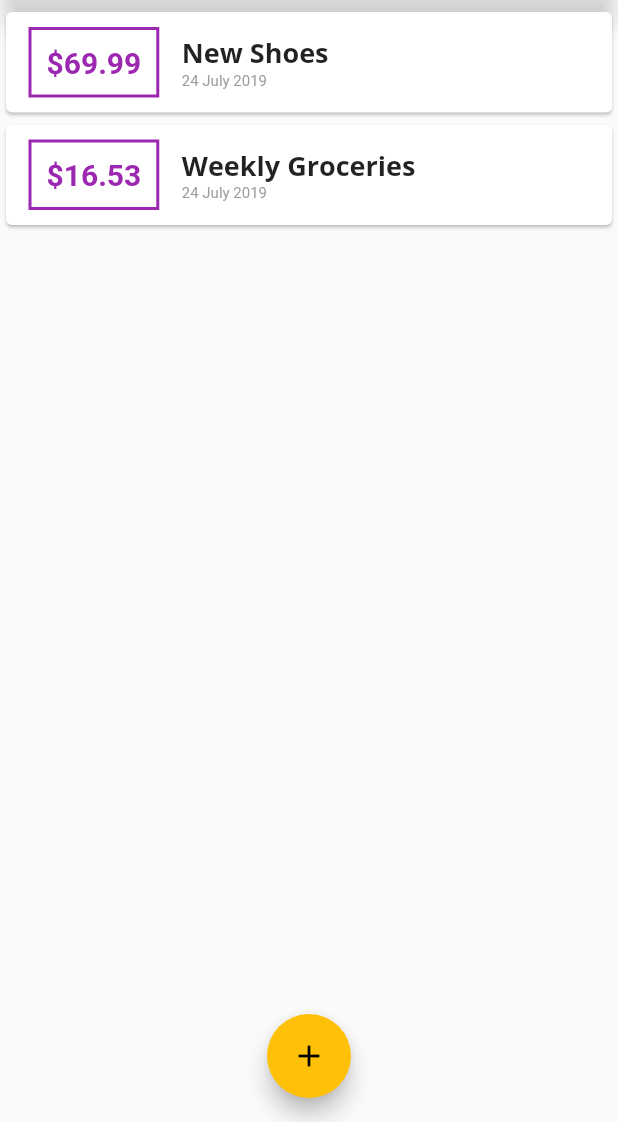
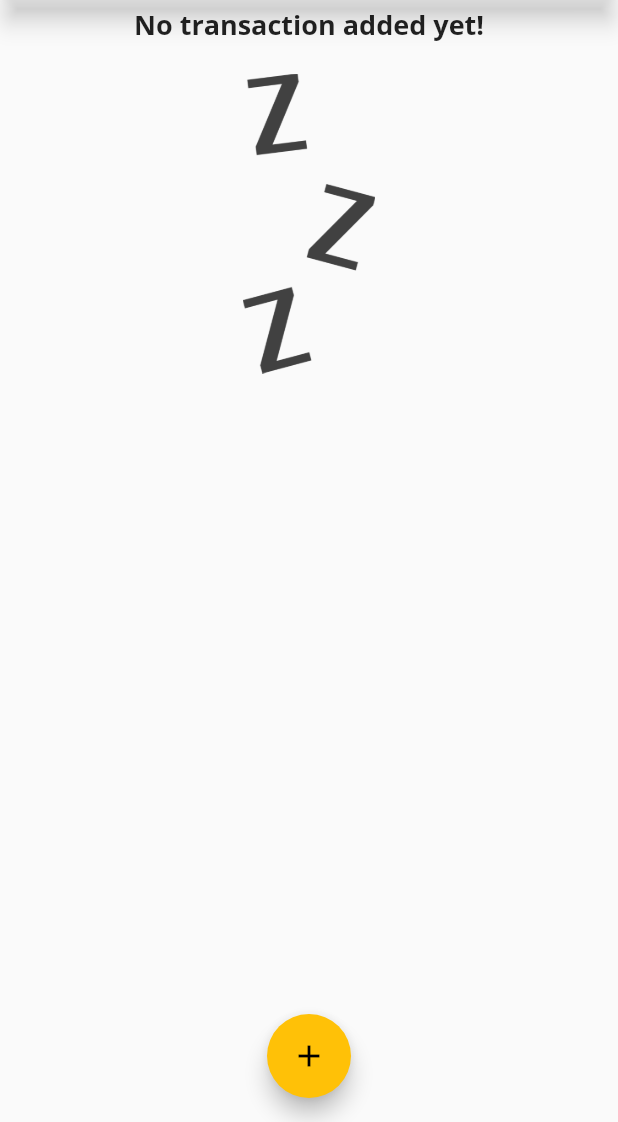
Before and after one commit to arifpurwandaru/personal_expenses_app, a Flutter app: the screen it shows after launch, on a phone screen of 412 x 824 dp, the part 114-1236 px from its top. Run offline on Flutter 3.47's test engine with Material 2 defaults, Android fonts, the phone set to English and light mode, and no system bars.

```diff
--- a/lib/main.dart
+++ b/lib/main.dart
@@ -40,20 +40,7 @@ class MyHomePage extends StatefulWidget {
 }
 
 class _MyHomePageState extends State<MyHomePage> {
-  final List<Transaction> _userTransaction = [
-    Transaction(
-      id: 't1',
-      title: 'New Shoes',
-      amount: 69.99,
-      date: DateTime.now(),
-    ),
-    Transaction(
-      id: 't2',
-      title: 'Weekly Groceries',
-      amount: 16.53,
-      date: DateTime.now(),
-    ),
-  ];
+  final List<Transaction> _userTransaction = [];
 
   void _addTransaction(String trxTitle, double trxAmount) {
     final newTrx = Transaction(
--- a/lib/widgets/transaction_list.dart
+++ b/lib/widgets/transaction_list.dart
@@ -12,8 +12,25 @@ class TransactionList extends StatelessWidget {
   Widget build(BuildContext context) {
     return Container(
       height: 300,
-      child: ListView.builder(
-        itemBuilder: (BuildContext ctx, int index){
+      child: _userTransaction.isEmpty
+          ? Column(
+              children: <Widget>[
+                Text(
+                  'No transaction added yet!',
+                  style: Theme.of(context).textTheme.title,
+                ),
+                SizedBox(height: 20,),
+                Container(
+                  height: 200,
+                  child: Image.asset(
+                    'assets/images/waiting.png',
+                    fit: BoxFit.cover,
+                  ),
+                ),
+              ],
+            )
+          : ListView.builder(
+              itemBuilder: (BuildContext ctx, int index) {
                 return Card(
                   child: Row(
                     children: <Widget>[
@@ -48,7 +65,8 @@ class TransactionList extends StatelessWidget {
                           ),
                           Container(
                             child: Text(
-                        DateFormat('dd MMMM yyyy').format(_userTransaction[index].date),
+                              DateFormat('dd MMMM yyyy')
+                                  .format(_userTransaction[index].date),
                               style: TextStyle(
                                 color: Colors.grey,
                                 fontSize: 10,
--- a/pubspec.yaml
+++ b/pubspec.yaml
@@ -42,8 +42,8 @@ flutter:
   uses-material-design: true
 
   # To add assets to your application, add an assets section, like this:
-  # assets:
-  #  - images/a_dot_burr.jpeg
+  assets:
+   - assets/images/waiting.png
   #  - images/a_dot_ham.jpeg
 
   # An image asset can refer to one or more resolution-specific "variants", see
```
Also changed, not shown: assets/images/waiting.png (added). Lines whose indentation alone changed are shown as unchanged.
